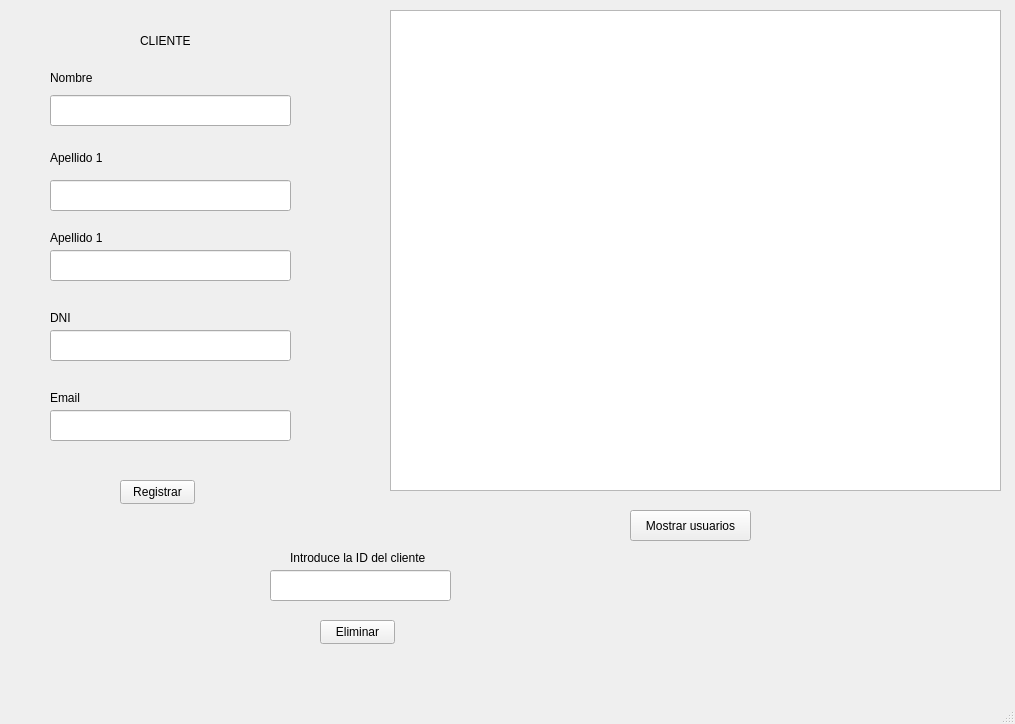
Before: the Qt Designer form registro_user.ui in smorcor744/pyQT, drawn with Qt 5.
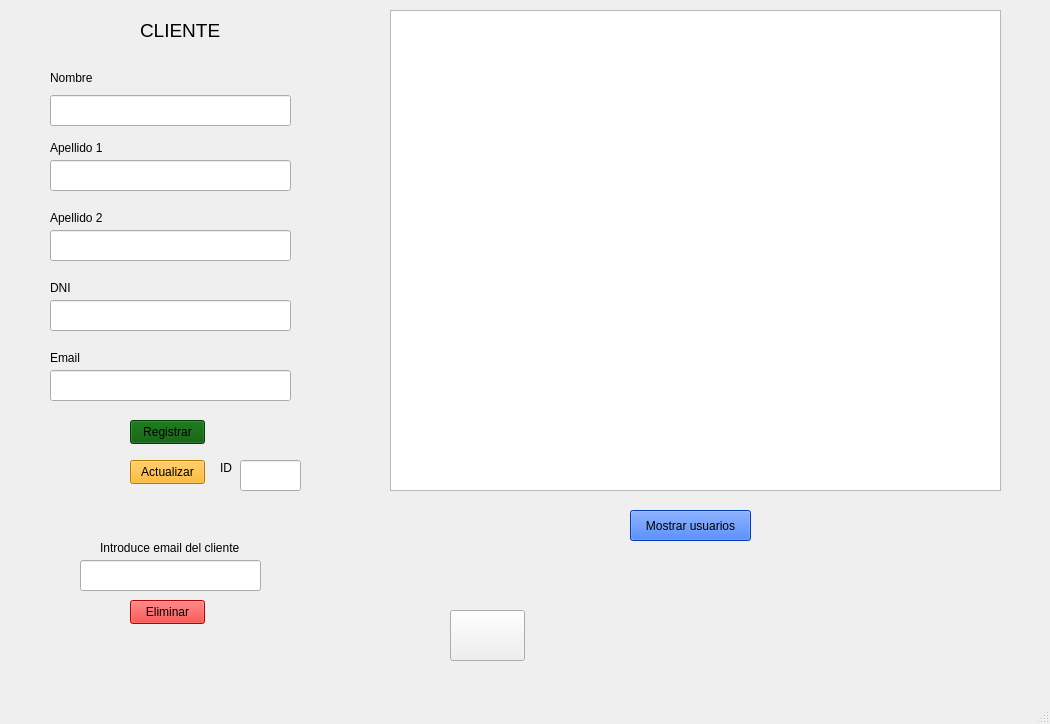
After: the same form once the commit is applied. Icons and pictures are not drawn.

Commit message: cliente terminado + fondo

The edit to the form file:
```diff
--- a/registro_user.ui
+++ b/registro_user.ui
@@ -6,10 +6,16 @@
    <rect>
     <x>0</x>
     <y>0</y>
-    <width>1015</width>
+    <width>1050</width>
     <height>724</height>
    </rect>
   </property>
+  <property name="minimumSize">
+   <size>
+    <width>1050</width>
+    <height>680</height>
+   </size>
+  </property>
   <property name="windowTitle">
    <string>MainWindow</string>
   </property>
@@ -18,11 +24,16 @@
     <property name="geometry">
      <rect>
       <x>140</x>
-      <y>20</y>
+      <y>10</y>
       <width>81</width>
       <height>41</height>
      </rect>
     </property>
+    <property name="font">
+     <font>
+      <pointsize>14</pointsize>
+     </font>
+    </property>
     <property name="text">
      <string>CLIENTE</string>
     </property>
@@ -44,7 +55,7 @@
     <property name="geometry">
      <rect>
       <x>50</x>
-      <y>150</y>
+      <y>140</y>
       <width>71</width>
       <height>16</height>
      </rect>
@@ -57,20 +68,20 @@
     <property name="geometry">
      <rect>
       <x>50</x>
-      <y>230</y>
+      <y>210</y>
       <width>71</width>
       <height>16</height>
      </rect>
     </property>
     <property name="text">
-     <string>Apellido 1</string>
+     <string>Apellido 2</string>
     </property>
    </widget>
    <widget class="QLabel" name="label_5">
     <property name="geometry">
      <rect>
       <x>50</x>
-      <y>390</y>
+      <y>350</y>
       <width>71</width>
       <height>16</height>
      </rect>
@@ -83,7 +94,7 @@
     <property name="geometry">
      <rect>
       <x>50</x>
-      <y>310</y>
+      <y>280</y>
       <width>71</width>
       <height>16</height>
      </rect>
@@ -95,12 +106,15 @@
    <widget class="QPushButton" name="bt_registrar">
     <property name="geometry">
      <rect>
-      <x>120</x>
-      <y>480</y>
+      <x>130</x>
+      <y>420</y>
       <width>75</width>
       <height>24</height>
      </rect>
     </property>
+    <property name="styleSheet">
+     <string notr="true">background-color: rgb(0, 85, 0);</string>
+    </property>
     <property name="text">
      <string>Registrar</string>
     </property>
@@ -119,7 +133,7 @@
     <property name="geometry">
      <rect>
       <x>50</x>
-      <y>180</y>
+      <y>160</y>
       <width>241</width>
       <height>31</height>
      </rect>
@@ -129,7 +143,7 @@
     <property name="geometry">
      <rect>
       <x>50</x>
-      <y>250</y>
+      <y>230</y>
       <width>241</width>
       <height>31</height>
      </rect>
@@ -139,7 +153,7 @@
     <property name="geometry">
      <rect>
       <x>50</x>
-      <y>330</y>
+      <y>300</y>
       <width>241</width>
       <height>31</height>
      </rect>
@@ -149,7 +163,7 @@
     <property name="geometry">
      <rect>
       <x>50</x>
-      <y>410</y>
+      <y>370</y>
       <width>241</width>
       <height>31</height>
      </rect>
@@ -164,6 +178,9 @@
       <height>31</height>
      </rect>
     </property>
+    <property name="styleSheet">
+     <string notr="true">background-color: rgb(0, 85, 255);</string>
+    </property>
     <property name="text">
      <string>Mostrar usuarios</string>
     </property>
@@ -184,8 +201,8 @@
    <widget class="QLineEdit" name="textIdDelete">
     <property name="geometry">
      <rect>
-      <x>270</x>
-      <y>570</y>
+      <x>80</x>
+      <y>560</y>
       <width>181</width>
       <height>31</height>
      </rect>
@@ -194,29 +211,87 @@
    <widget class="QLabel" name="label_7">
     <property name="geometry">
      <rect>
-      <x>290</x>
-      <y>550</y>
+      <x>100</x>
+      <y>540</y>
       <width>141</width>
       <height>16</height>
      </rect>
     </property>
     <property name="text">
-     <string>Introduce la ID del cliente</string>
+     <string>Introduce email del cliente</string>
     </property>
    </widget>
    <widget class="QPushButton" name="bt_eliminar_cliente">
     <property name="geometry">
      <rect>
-      <x>320</x>
-      <y>620</y>
+      <x>130</x>
+      <y>600</y>
       <width>75</width>
       <height>24</height>
      </rect>
     </property>
+    <property name="styleSheet">
+     <string notr="true">background-color: rgb(255, 0, 0);</string>
+    </property>
     <property name="text">
      <string>Eliminar</string>
     </property>
    </widget>
+   <widget class="QPushButton" name="bt_actualizar_cliente">
+    <property name="geometry">
+     <rect>
+      <x>130</x>
+      <y>460</y>
+      <width>75</width>
+      <height>24</height>
+     </rect>
+    </property>
+    <property name="styleSheet">
+     <string notr="true">background-color: rgb(255, 170, 0);</string>
+    </property>
+    <property name="text">
+     <string>Actualizar</string>
+    </property>
+   </widget>
+   <widget class="QLineEdit" name="textUserID">
+    <property name="geometry">
+     <rect>
+      <x>240</x>
+      <y>460</y>
+      <width>61</width>
+      <height>31</height>
+     </rect>
+    </property>
+   </widget>
+   <widget class="QLabel" name="label_8">
+    <property name="geometry">
+     <rect>
+      <x>220</x>
+      <y>460</y>
+      <width>21</width>
+      <height>16</height>
+     </rect>
+    </property>
+    <property name="text">
+     <string>ID</string>
+    </property>
+   </widget>
+   <widget class="QPushButton" name="bt_atras">
+    <property name="geometry">
+     <rect>
+      <x>450</x>
+      <y>610</y>
+      <width>75</width>
+      <height>51</height>
+     </rect>
+    </property>
+    <property name="text">
+     <string/>
+    </property>
+    <property name="icon">
+     <iconset theme="go-previous"/>
+    </property>
+   </widget>
   </widget>
   <widget class="QMenuBar" name="menubar">
    <property name="geometry">
```
Left out of the diff: 8 changed lines with no effect on the pictures. The commit also changes 17 other files.
